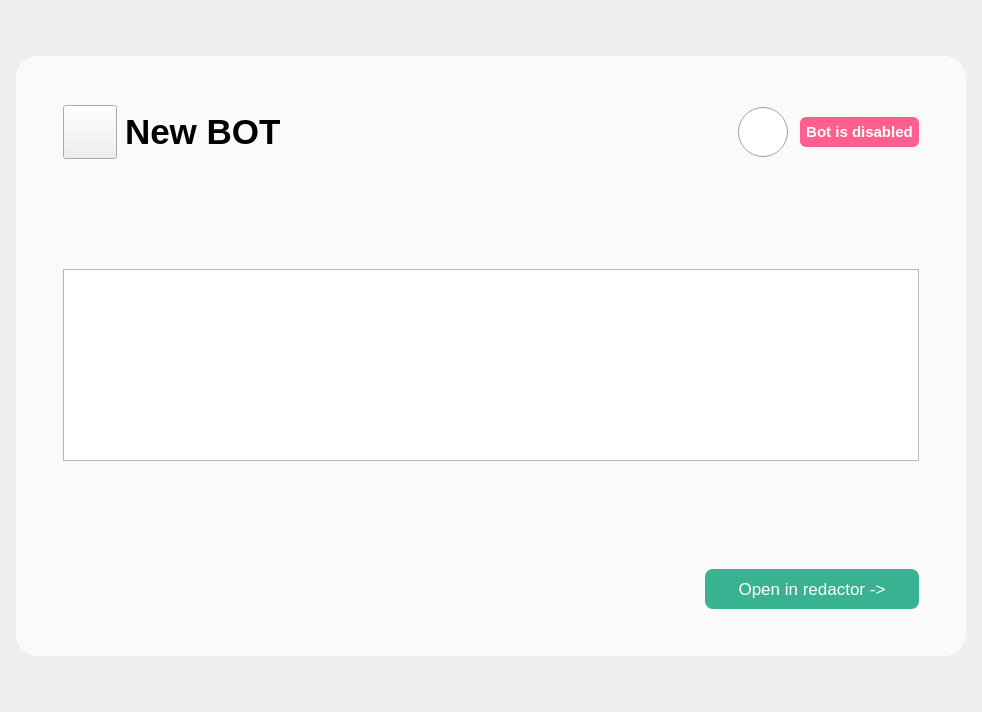
Old version of the form simple_gram_desktop/constructor_app/widgets/selected_project_widget.ui in the repository cuttlesystems/simplegram.
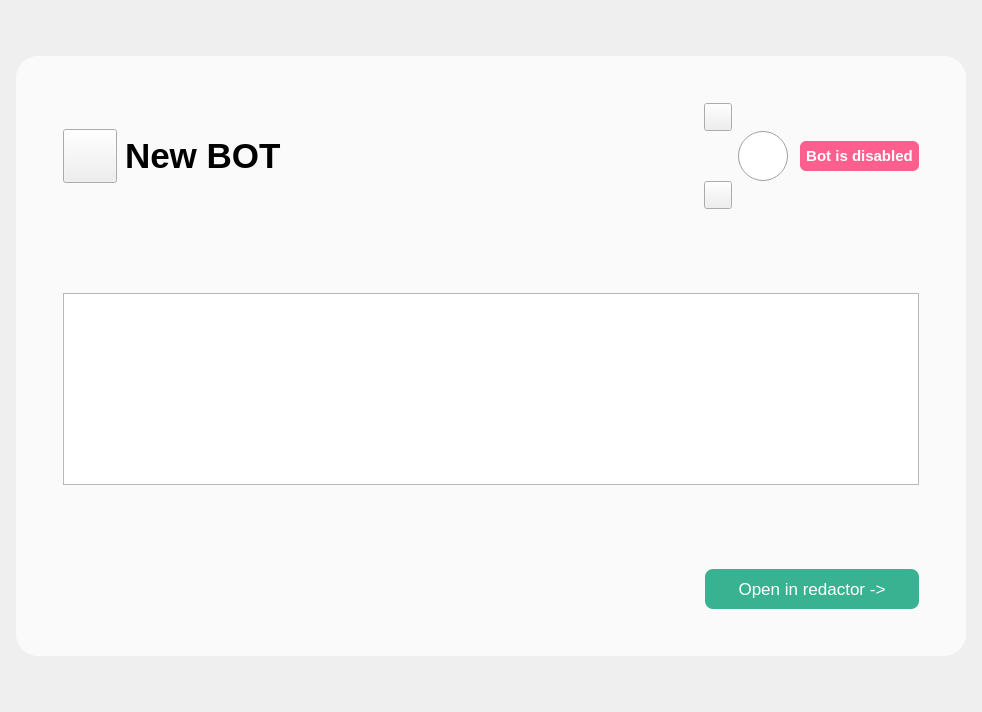
New version of the form. Icons and pictures are not drawn. Custom widgets are drawn as their Qt base class.

```diff
--- a/simple_gram_desktop/constructor_app/widgets/selected_project_widget.ui
+++ b/simple_gram_desktop/constructor_app/widgets/selected_project_widget.ui
@@ -116,6 +116,14 @@
            </widget>
           </item>
           <item>
+           <layout class="QHBoxLayout" name="horizontalLayout_5">
+            <property name="spacing">
+             <number>10</number>
+            </property>
+            <property name="rightMargin">
+             <number>0</number>
+            </property>
+            <item>
            <widget class="QLineEdit" name="name_bot_edit">
             <property name="minimumSize">
              <size>
@@ -140,6 +148,86 @@
              <string>New BOT</string>
             </property>
            </widget>
+            </item>
+            <item>
+             <layout class="QVBoxLayout" name="verticalLayout_2">
+              <property name="rightMargin">
+               <number>0</number>
+              </property>
+              <item>
+               <widget class="QPushButton" name="edit_bot_button">
+                <property name="minimumSize">
+                 <size>
+                  <width>28</width>
+                  <height>28</height>
+                 </size>
+                </property>
+                <property name="maximumSize">
+                 <size>
+                  <width>28</width>
+                  <height>28</height>
+                 </size>
+                </property>
+                <property name="text">
+                 <string/>
+                </property>
+                <property name="icon">
+                 <iconset resource="../bot_icons.qrc">
+                  <normaloff>:/icons/widgets/times_icon/rename.png</normaloff>:/icons/widgets/times_icon/rename.png</iconset>
+                </property>
+                <property name="iconSize">
+                 <size>
+                  <width>20</width>
+                  <height>20</height>
+                 </size>
+                </property>
+               </widget>
+              </item>
+              <item>
+               <spacer name="verticalSpacer_5">
+                <property name="orientation">
+                 <enum>Qt::Vertical</enum>
+                </property>
+                <property name="sizeHint" stdset="0">
+                 <size>
+                  <width>20</width>
+                  <height>40</height>
+                 </size>
+                </property>
+               </spacer>
+              </item>
+              <item>
+               <widget class="QPushButton" name="remove_bot_button">
+                <property name="minimumSize">
+                 <size>
+                  <width>28</width>
+                  <height>28</height>
+                 </size>
+                </property>
+                <property name="maximumSize">
+                 <size>
+                  <width>28</width>
+                  <height>28</height>
+                 </size>
+                </property>
+                <property name="text">
+                 <string/>
+                </property>
+                <property name="icon">
+                 <iconset resource="../bot_icons.qrc">
+                  <normaloff>:/icons/widgets/times_icon/remove.png</normaloff>:/icons/widgets/times_icon/remove.png</iconset>
+                </property>
+                <property name="iconSize">
+                 <size>
+                  <width>20</width>
+                  <height>20</height>
+                 </size>
+                </property>
+               </widget>
+              </item>
+             </layout>
+            </item>
+           </layout>
           </item>
           <item>
            <layout class="QHBoxLayout" name="horizontalLayout_2">
```
Left out of the diff: 4 changed lines with no effect on the pictures. Lines whose indentation alone changed are shown as unchanged.
